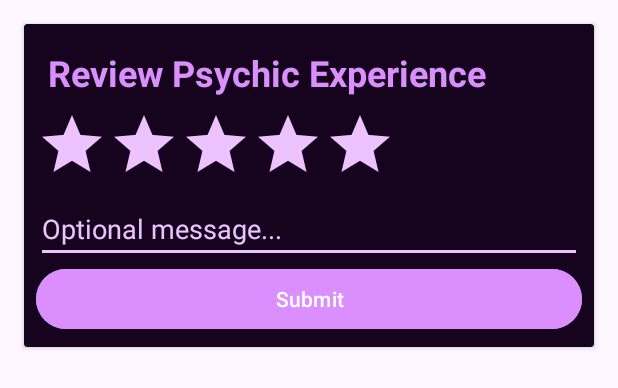
After one commit to Mazis-World/OpenPsychic, an Android app: the layout dialog_rating_psychic.xml on its own in the app's theme, with its tools: preview values and no code run, on a phone screen of 412 x 824 dp. The commit adds this screen. Shown: the top 388 px of the screen. Run offline under Robolectric (Android 15) with nearby library versions, the phone set to English and light mode, and no system bars.

Commit message:
Leave A Review

```diff
--- a/app/src/main/java/io/getmadd/openpsychic/model/Request.kt
+++ b/app/src/main/java/io/getmadd/openpsychic/model/Request.kt
@@ -18,6 +18,7 @@ class Request(
     var messagetype: String = "",
     var requestid: String = "",
     var requesttype: String = "",
+    var requestcategory: String = "",
     var reply:String = ""
 ) : Serializable {
     // No-argument constructor for Firestore deserialization
@@ -36,6 +37,7 @@ class Request(
         messagetype = "",
         requestid = "",
         requesttype = "",
+        requestcategory = "",
         reply = ""
     )
 }
--- /dev/null
+++ b/app/src/main/res/layout/dialog_rating_psychic.xml
@@ -0,0 +1,60 @@
+<!-- dialog_rating.xml -->
+<androidx.cardview.widget.CardView xmlns:android="http://schemas.android.com/apk/res/android"
+    xmlns:app="http://schemas.android.com/apk/res-auto"
+    android:layout_width="match_parent"
+    android:layout_height="wrap_content"
+    android:layout_margin="16dp"
+    android:background="@color/op_purple"
+    android:backgroundTint="@color/op_purple"
+    android:elevation="4dp"
+    app:cardBackgroundColor="@color/op_purple">
+
+    <LinearLayout
+        android:layout_width="match_parent"
+        android:layout_height="match_parent"
+        android:gravity="start"
+        android:orientation="vertical"
+        android:padding="8dp">
+
+        <!-- Rating Bar -->
+        <TextView
+            android:id="@+id/textView7"
+            android:layout_width="match_parent"
+            android:layout_height="wrap_content"
+            android:padding="8dp"
+            android:text="Review Psychic Experience"
+            android:textColor="@color/op_purple_accent"
+            android:textSize="24sp"
+            android:textStyle="bold" />
+
+        <RatingBar
+            android:id="@+id/ratingBar"
+            android:layout_width="wrap_content"
+            android:layout_height="wrap_content"
+            android:backgroundTint="@color/op_purple_foreground_text"
+            android:foregroundTint="@color/op_purple_foreground_text"
+            android:numStars="5"
+            android:progressBackgroundTint="@color/op_purple_foreground_text"
+            android:progressTint="@color/op_gold"
+            android:stepSize="1.0" />
+
+        <!-- Message Field -->
+        <EditText
+            android:id="@+id/messageEditText"
+            android:layout_width="match_parent"
+            android:layout_height="wrap_content"
+            android:backgroundTint="@color/op_purple_foreground_text"
+            android:hint="Optional message..."
+            android:textColorHint="@color/op_purple_foreground_text"
+            android:textCursorDrawable="@color/op_purple_foreground_text"
+            app:strokeColor="@color/op_purple_foreground_text" />
+
+        <!-- Submit Button -->
+        <Button
+            android:id="@+id/submitButton"
+            android:layout_width="match_parent"
+            android:layout_height="wrap_content"
+            android:backgroundTint="@color/op_purple_accent"
+            android:text="Submit" />
+    </LinearLayout>
+</androidx.cardview.widget.CardView>
--- a/app/src/main/res/layout/fragment_subscribe_premium.xml
+++ b/app/src/main/res/layout/fragment_subscribe_premium.xml
@@ -198,7 +198,7 @@
                 android:layout_weight="1"
                 android:backgroundTint="@color/op_gold"
                 android:padding="8dp"
-                android:text="SUBSCRIBE FOR 3.99/Mo"
+                android:text="SUBSCRIBE"
                 android:textStyle="bold" />
 
             <TextView
--- a/app/src/main/res/values/arrays.xml
+++ b/app/src/main/res/values/arrays.xml
@@ -16,4 +16,9 @@
         <item>Astrology</item>
         <item>Numerology</item>
     </string-array>
+    <string-array name="request_type">
+        <item>Text Reading</item>
+        <item>Voice Reading</item>
+        <item>Video Reading</item>
+    </string-array>
 </resources>
```
Also changed, not shown: app/build.gradle (+6 -1 lines), app/src/main/java/io/getmadd/openpsychic/fragments/home/RatingDialogFragment.kt (added, +69 -0 lines), app/src/main/java/io/getmadd/openpsychic/fragments/home/RequestHistoryView.kt (+28 -1 lines), app/src/main/java/io/getmadd/openpsychic/fragments/home/RequestReadingFragment.kt (+4 -3 lines).
